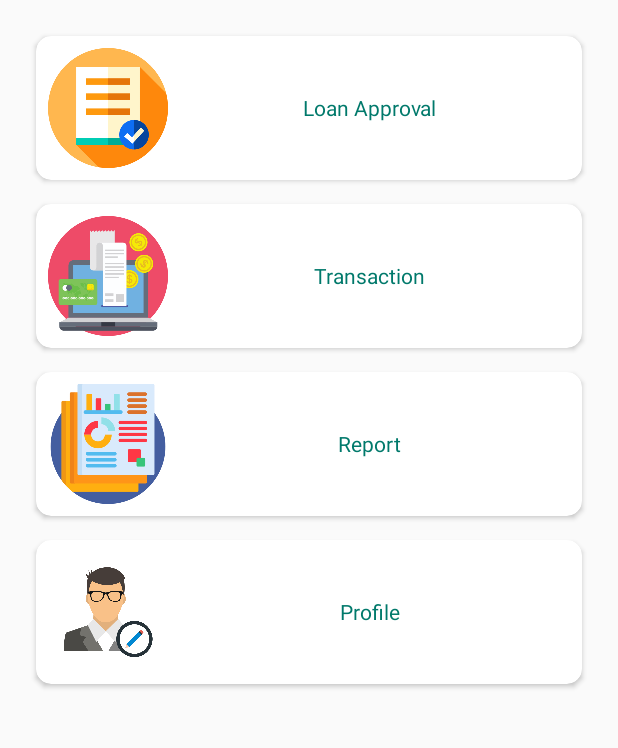
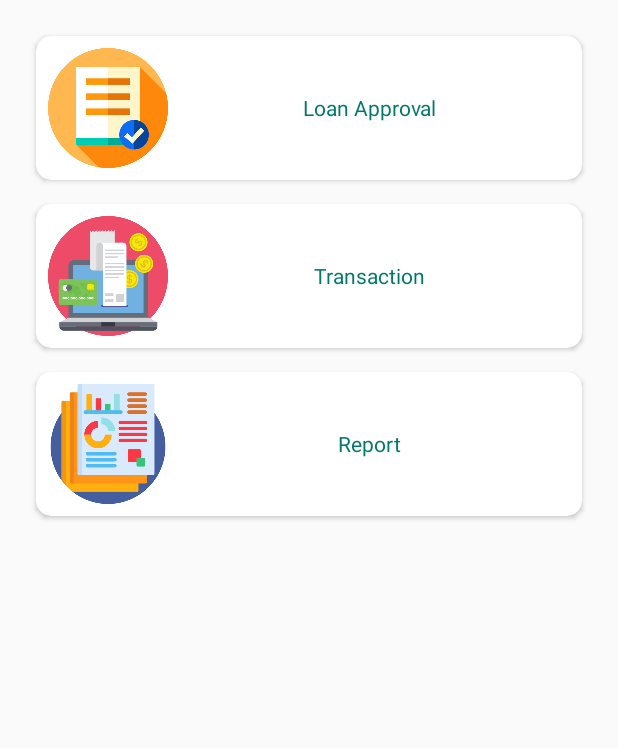
Before and after one commit to ichapredrika/OnlineLoan, an Android app: the MainAdminActivity screen opened directly, with no data from a screen before it, on a phone screen of 412 x 824 dp, the part 195-943 px from its top. Run offline under Robolectric (Android 15) with nearby library versions, the light colour scheme and no system bars.

Commit message:
hide admin profile

```diff
--- a/app/src/main/res/layout/activity_main_admin.xml
+++ b/app/src/main/res/layout/activity_main_admin.xml
@@ -157,7 +157,8 @@
                 android:layout_height="wrap_content"
                 android:layout_margin="8dp"
                 app:cardCornerRadius="10dp"
-                app:contentPadding="8dp">
+                app:contentPadding="8dp"
+                android:visibility="gone">
 
                 <LinearLayout
                     android:id="@+id/ll_profile"
```
